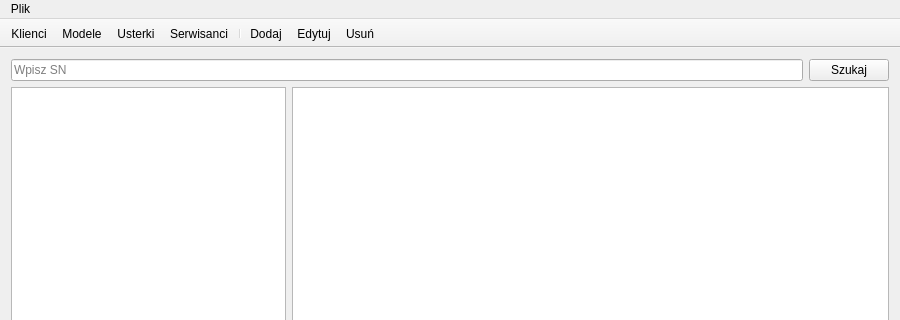
jpitucha/serviceman-assistant, file mainwindow.ui: the form before one commit; both pictures show x 0 to 900 and y 0 to 320 of the 900 by 600 pixel window.
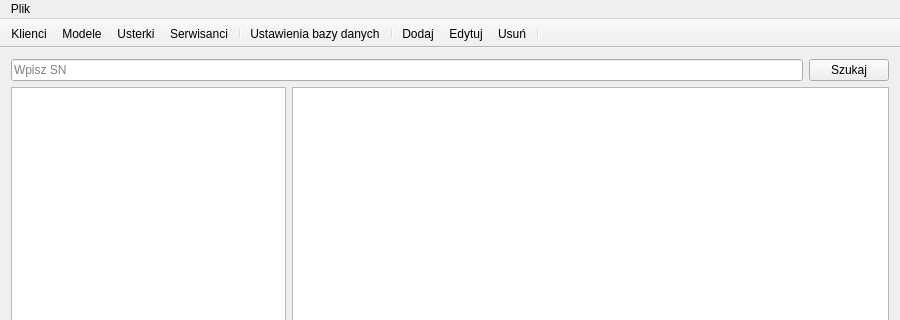
The form after the commit. Icons and pictures are not drawn.

Commit message: Added start() and retry() functions. Made little changes in DatabaseSelectDialog design and some other little changes.

What changed in the file:
```diff
--- a/mainwindow.ui
+++ b/mainwindow.ui
@@ -98,9 +98,12 @@
    <addaction name="actionDamages"/>
    <addaction name="actionTechnicians"/>
    <addaction name="separator"/>
+   <addaction name="actionDatabaseSettings"/>
+   <addaction name="separator"/>
    <addaction name="actionAdd"/>
    <addaction name="actionEdit"/>
    <addaction name="actionDelete"/>
+   <addaction name="separator"/>
   </widget>
   <widget class="QStatusBar" name="statusBar"/>
   <action name="actionExit">
@@ -174,6 +177,18 @@
     <string>Usuń</string>
    </property>
   </action>
+  <action name="actionDatabaseSettings">
+   <property name="icon">
+    <iconset resource="resources.qrc">
+     <normaloff>:/icons/database.png</normaloff>:/icons/database.png</iconset>
+   </property>
+   <property name="text">
+    <string>Ustawienia bazy danych</string>
+   </property>
+   <property name="toolTip">
+    <string>Ustawienia bazy danych</string>
+   </property>
+  </action>
  </widget>
  <layoutdefault spacing="6" margin="11"/>
  <resources>
```
The commit also changes 7 other files.
